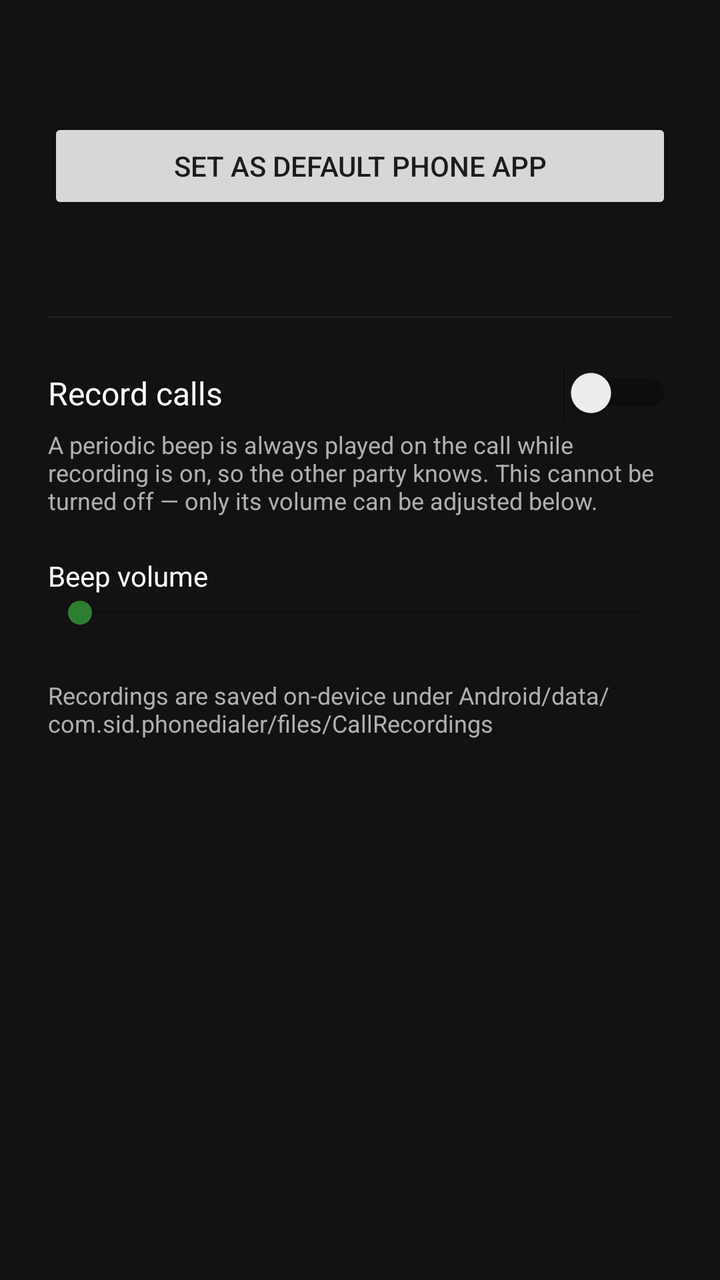
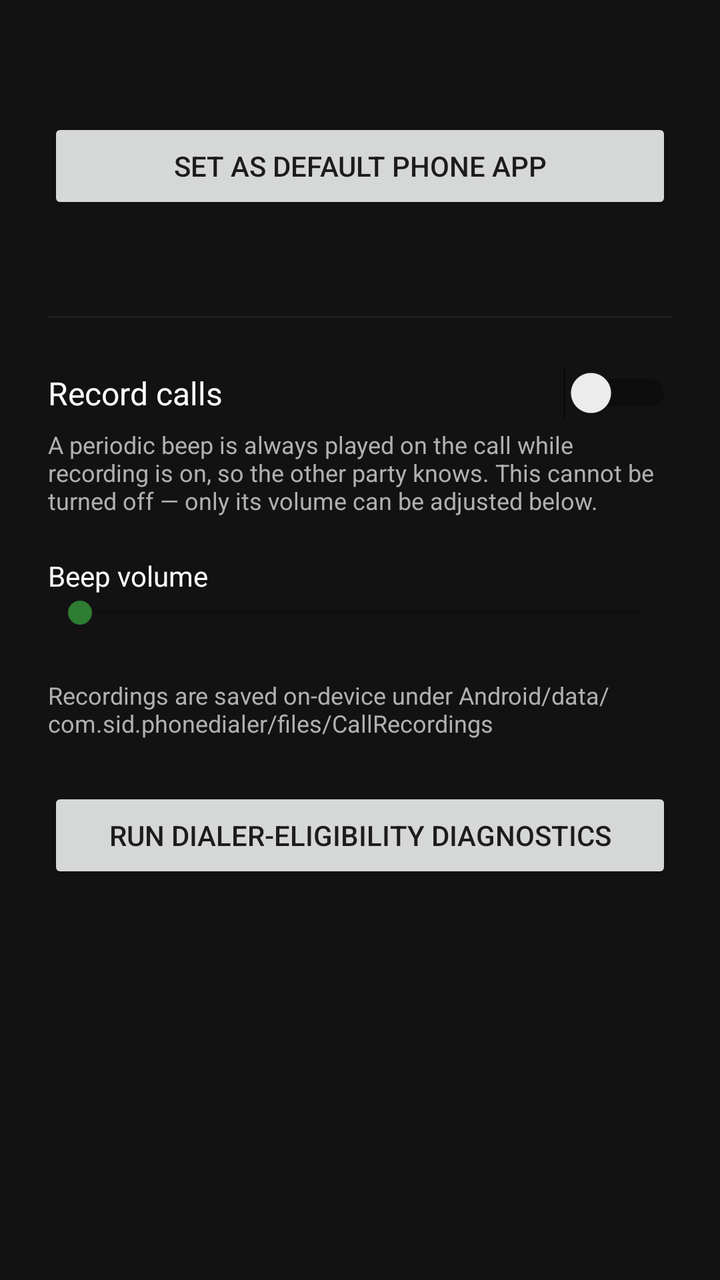

Before-and-after screenshots of an Android layout around one commit, followed by the original layout XML and the change that was made.
<!-- AndroidManifest.xml: activity theme Theme.PhoneDialer -->
<!-- res/layout/activity_settings.xml -->
<?xml version="1.0" encoding="utf-8"?>
<LinearLayout xmlns:android="http://schemas.android.com/apk/res/android"
    android:layout_width="match_parent"
    android:layout_height="match_parent"
    android:orientation="vertical"
    android:background="@color/background"
    android:padding="24dp">

    <TextView
        android:id="@+id/tvBuildVersion"
        android:layout_width="match_parent"
        android:layout_height="wrap_content"
        android:layout_marginBottom="16dp"
        android:textColor="@color/accent_green"
        android:textSize="14sp"
        android:textStyle="bold" />

    <Button
        android:id="@+id/btnSetDefault"
        android:layout_width="match_parent"
        android:layout_height="wrap_content"
        android:text="Set as default phone app" />

    <TextView
        android:id="@+id/tvDefaultStatus"
        android:layout_width="match_parent"
        android:layout_height="wrap_content"
        android:layout_marginTop="8dp"
        android:textColor="@color/text_secondary" />

    <View
        android:layout_width="match_parent"
        android:layout_height="1dp"
        android:layout_marginVertical="24dp"
        android:background="@color/surface" />

    <LinearLayout
        android:layout_width="match_parent"
        android:layout_height="wrap_content"
        android:orientation="horizontal"
        android:gravity="center_vertical">

        <TextView
            android:layout_width="0dp"
            android:layout_height="wrap_content"
            android:layout_weight="1"
            android:text="Record calls"
            android:textColor="@color/text_primary"
            android:textSize="16sp" />

        <Switch
            android:id="@+id/switchRecording"
            android:layout_width="wrap_content"
            android:layout_height="wrap_content" />
    </LinearLayout>

    <TextView
        android:layout_width="match_parent"
        android:layout_height="wrap_content"
        android:layout_marginTop="4dp"
        android:text="A periodic beep is always played on the call while recording is on, so the other party knows. This cannot be turned off — only its volume can be adjusted below."
        android:textColor="@color/text_secondary"
        android:textSize="12sp" />

    <TextView
        android:layout_width="match_parent"
        android:layout_height="wrap_content"
        android:layout_marginTop="20dp"
        android:text="Beep volume"
        android:textColor="@color/text_primary" />

    <SeekBar
        android:id="@+id/seekBeepVolume"
        android:layout_width="match_parent"
        android:layout_height="wrap_content"
        android:max="100" />

    <TextView
        android:layout_width="match_parent"
        android:layout_height="wrap_content"
        android:layout_marginTop="24dp"
        android:text="Recordings are saved on-device under Android/data/com.sid.phonedialer/files/CallRecordings"
        android:textColor="@color/text_secondary"
        android:textSize="12sp" />

</LinearLayout>
<!-- resources referenced by this layout -->
<resources>
  <color name="accent_green">#2E7D32</color>
  <color name="background">#121212</color>
  <color name="surface">#1E1E1E</color>
  <color name="text_primary">#FFFFFF</color>
  <color name="text_secondary">#B0B0B0</color>
  <style name="Theme.PhoneDialer" parent="Theme.MaterialComponents.DayNight.NoActionBar">
          <item name="colorPrimary">@color/primary</item>
          <item name="colorPrimaryDark">@color/primary_dark</item>
          <item name="colorAccent">@color/accent_green</item>
          <item name="android:windowBackground">@color/background</item>
      </style>
  <color name="primary">#1565C0</color>
  <color name="primary_dark">#0D47A1</color>
</resources>

<!-- the commit's change to res/layout/activity_settings.xml (unified diff, before → after) -->
@@ -83,4 +83,20 @@
         android:textColor="@color/text_secondary"
         android:textSize="12sp" />
 
+    <Button
+        android:id="@+id/btnDiagnostics"
+        android:layout_width="match_parent"
+        android:layout_height="wrap_content"
+        android:layout_marginTop="24dp"
+        android:text="Run dialer-eligibility diagnostics" />
+
+    <TextView
+        android:id="@+id/tvDiagnosticsResult"
+        android:layout_width="match_parent"
+        android:layout_height="wrap_content"
+        android:layout_marginTop="12dp"
+        android:fontFamily="monospace"
+        android:textColor="@color/text_primary"
+        android:textSize="12sp" />
+
 </LinearLayout>
